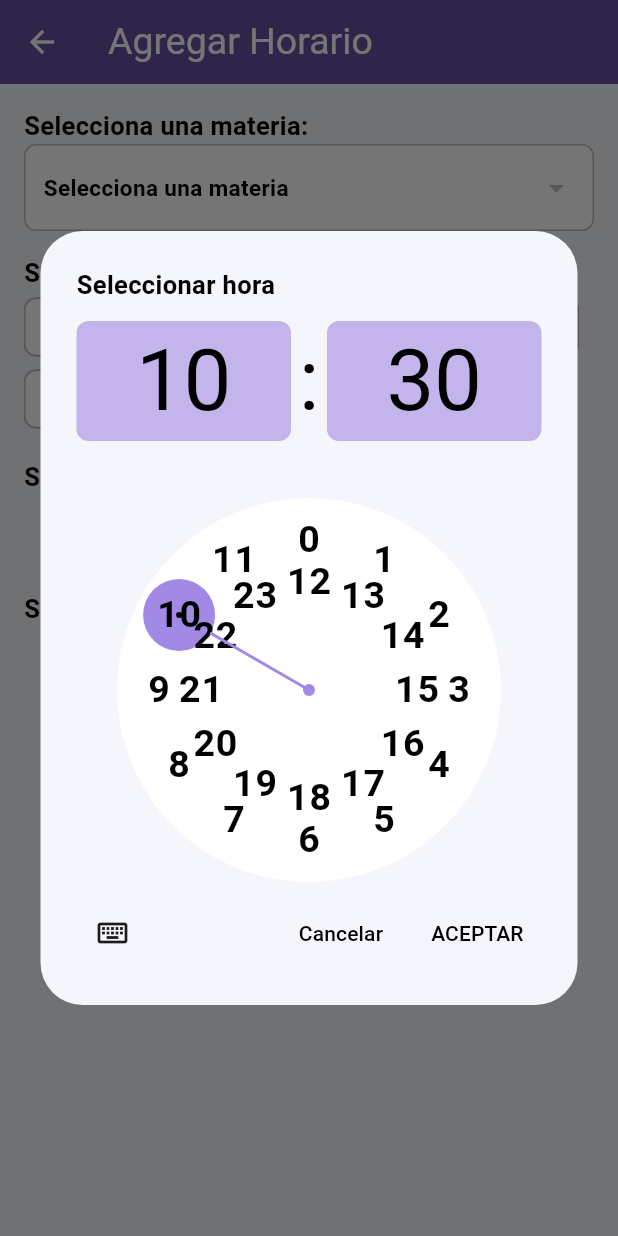
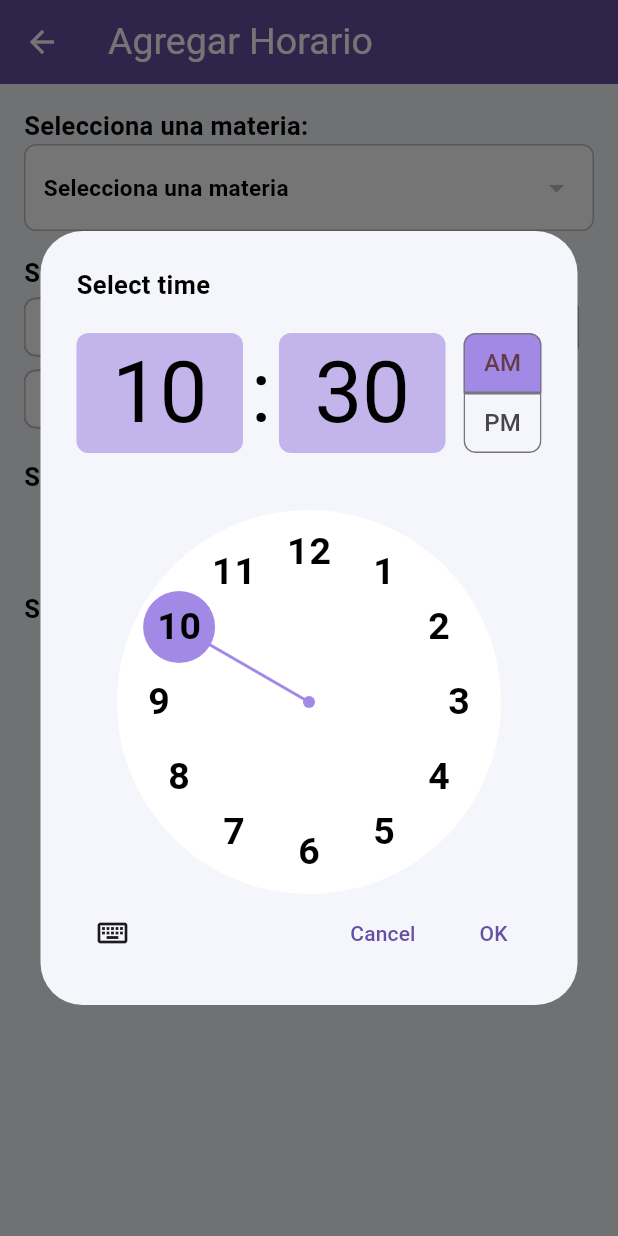
Before and after one commit to srYisu/agenda_escolar, a Flutter app: the FormularioHorario screen opened directly with empty values, after a tap on "Seleccionar hora de fin", on a phone screen of 412 x 824 dp. Run offline on Flutter 3.47's test engine with Material 3 defaults, Android fonts, the phone set to English and light mode, and no system bars; our stand-ins replace flutter_colorpicker, hive, hive_flutter, table_calendar; accounts and stored records are empty.

Commit message:
cambio de showTimePicker a formato de 12 horas

```diff
--- a/lib/src/botonAgregarHorario.dart
+++ b/lib/src/botonAgregarHorario.dart
@@ -161,16 +161,15 @@ class _FormularioHorarioState extends State<FormularioHorario> {
       ? TimeOfDay.fromDateTime(_horaInicio!)
       : TimeOfDay.now(),
   builder: (BuildContext context, Widget? child) {
-    final theme = Theme.of(context); // ← Usa el tema actual (oscuro o claro)
-    return Theme(
+    return Localizations.override(
+      context: context,
+      locale: const Locale('en', 'US'), // Forzar formato de 12 horas (AM/PM)
+      child: Theme(
         data: Theme.of(context).copyWith(
-        textButtonTheme: TextButtonThemeData(
-          style: TextButton.styleFrom(
-            foregroundColor: theme.canvasColor, //psihsi botoncitos de abajo
-          ),
-        ),
+          timePickerTheme: Theme.of(context).timePickerTheme,
         ),
         child: child!,
+      ),
     );
   },
 );
@@ -202,20 +201,19 @@ class _FormularioHorarioState extends State<FormularioHorario> {
               onPressed: () async {
 final hora = await showTimePicker(
   context: context,
-                  initialTime: _horaFin != null
-                      ? TimeOfDay.fromDateTime(_horaFin!)
+  initialTime: _horaInicio != null
+      ? TimeOfDay.fromDateTime(_horaInicio!)
       : TimeOfDay.now(),
   builder: (BuildContext context, Widget? child) {
-    final theme = Theme.of(context); // ← Usa el tema actual (oscuro o claro)
-    return Theme(
+    return Localizations.override(
+      context: context,
+      locale: const Locale('en', 'US'), // Forzar formato de 12 horas (AM/PM)
+      child: Theme(
         data: Theme.of(context).copyWith(
-        textButtonTheme: TextButtonThemeData(
-          style: TextButton.styleFrom(
-            foregroundColor: theme.canvasColor, //psihsi botoncitos de abajo
-          ),
-        ),
+          timePickerTheme: Theme.of(context).timePickerTheme,
         ),
         child: child!,
+      ),
     );
   },
 );
```
Lines whose indentation alone changed are shown as unchanged.
